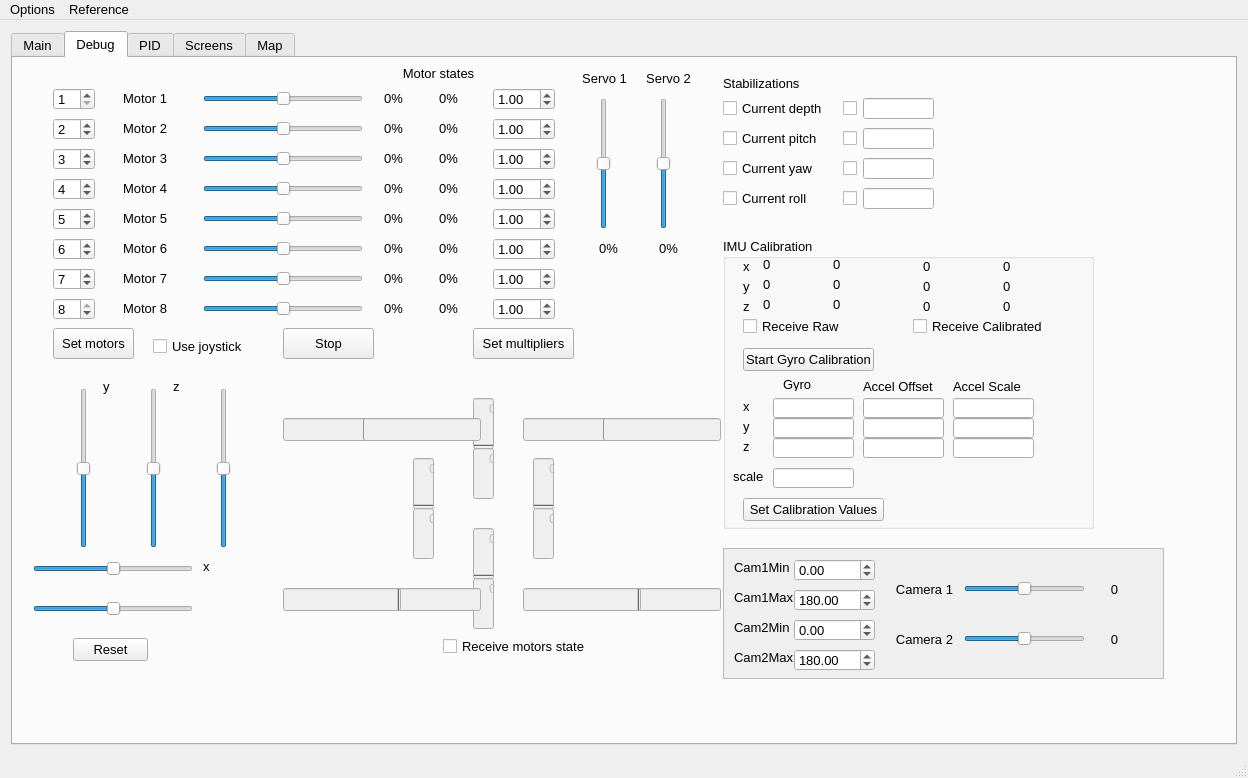
Qt form mainwindow.ui (robocenter-rov/remote-control) before a commit.
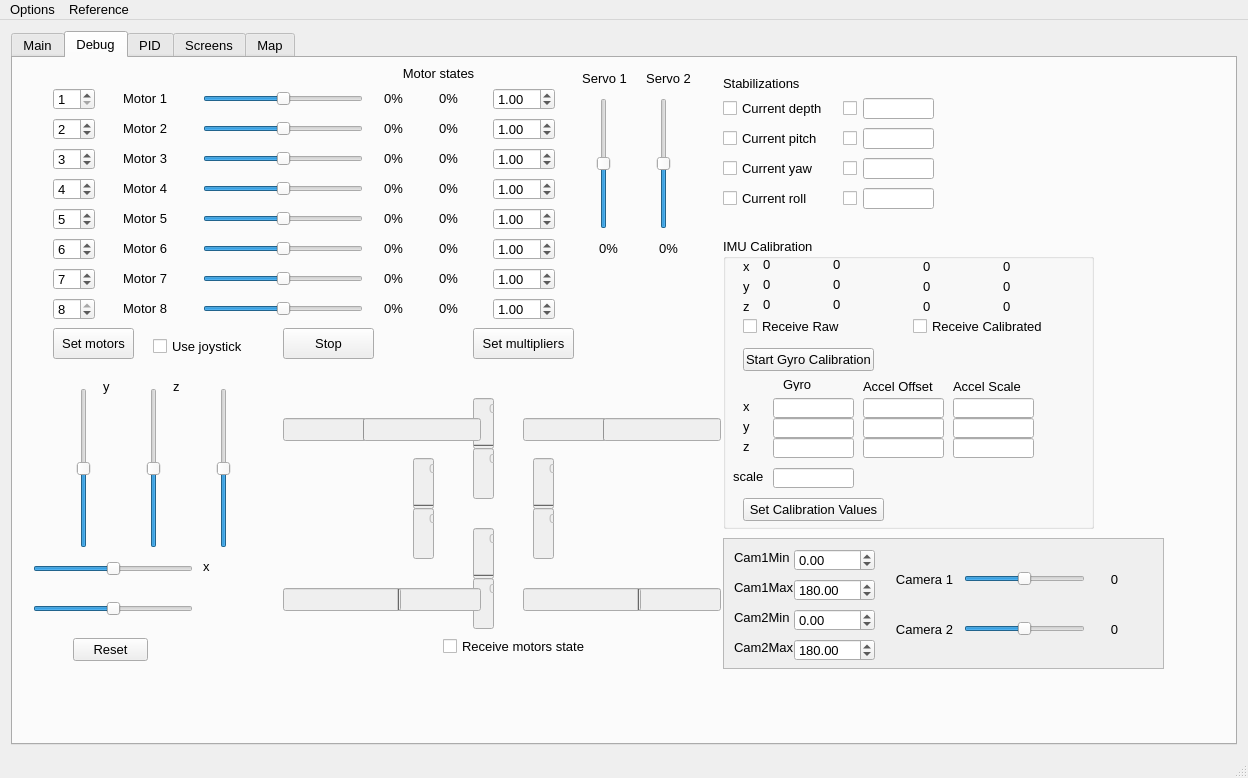
The same form after that commit. The open tabs and pages were chosen to show the change. Custom widgets are drawn as their Qt base class.

The edit to the form file:
```diff
--- a/mainwindow.ui
+++ b/mainwindow.ui
@@ -3050,7 +3050,7 @@
         <property name="geometry">
          <rect>
           <x>710</x>
-          <y>490</y>
+          <y>480</y>
           <width>441</width>
           <height>131</height>
          </rect>
```
Left out of the diff: 2 changed lines with no effect on the pictures.
